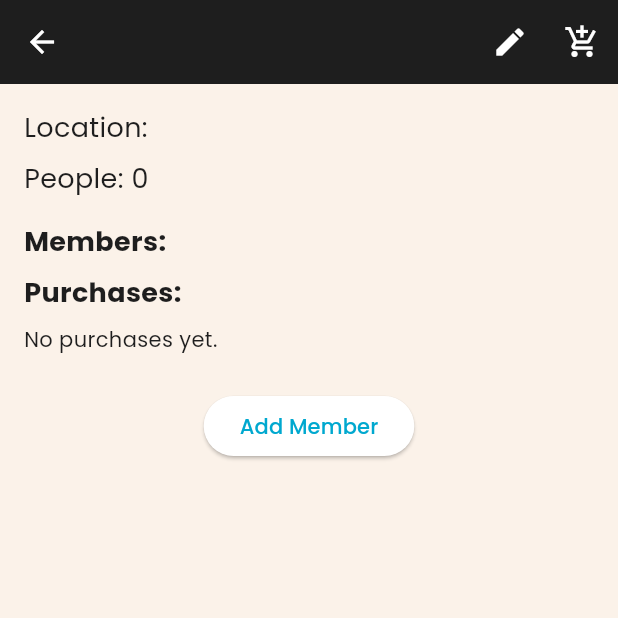
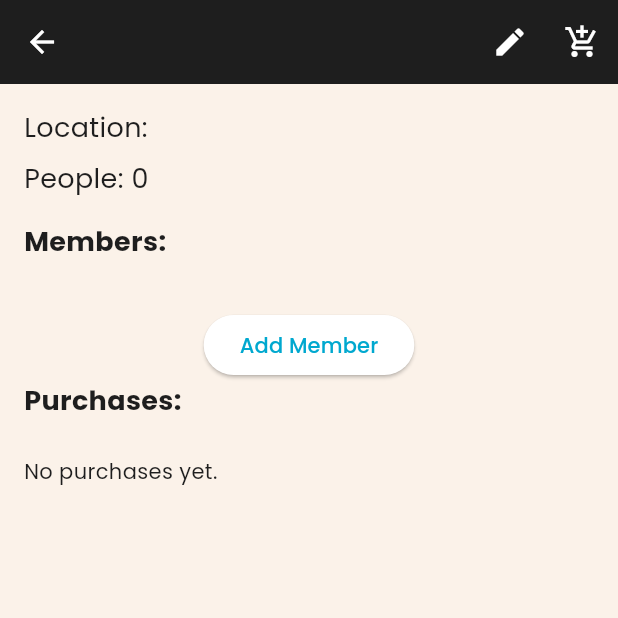
Before and after one commit to ethanisthin/Tally, a Flutter app: the GroupDetailsScreen screen opened directly with empty values, on a phone screen of 412 x 824 dp, the top half of it. Run offline on Flutter 3.47's test engine with Material 3 defaults, Android fonts, the phone set to English and light mode, and no system bars; our stand-ins replace cloud_firestore, firebase_auth, firebase_core; accounts and stored records are empty; statements that could not run were skipped.

Commit message:
feat: add member names display and improve group member management in GroupDetailsScreen

```diff
--- a/lib/screens/group_details_screen.dart
+++ b/lib/screens/group_details_screen.dart
@@ -166,10 +166,45 @@ class _GroupDetailsScreenState extends State<GroupDetailsScreen> {
             const SizedBox(height: 8),
 
 
+
+            const SizedBox(height: 16),
+            FutureBuilder<Map<String, String>>(
+              future: _getUserNames(group.members),
+              builder: (context, snapshot) {
+                if (!snapshot.hasData) {
+                  return const Center(child: CircularProgressIndicator());
+                }
+                final memberNames = snapshot.data!;
+                return ListView.builder(
+                  shrinkWrap: true,
+                  physics: const NeverScrollableScrollPhysics(),
+                  itemCount: group.members.length,
+                  itemBuilder: (context, index) {
+                    final memberId = group.members[index];
+                    final name = memberNames[memberId];
+                    return ListTile(
+                      title: Text(name ?? 'Loading...'),
+                    );
+                  },
+                );
+              },
+            ),
+            const SizedBox(height: 8),
+            Center(
+              child: ElevatedButton(
+                onPressed: () => _addMemberNameDialog(context),
+                child: const Text('Add Member'),
+              ),
+            ),
+
+
             const Text('Purchases:', style: TextStyle(fontSize: 18, fontWeight: FontWeight.bold)),
             const SizedBox(height: 8),
-            FutureBuilder<List<Map<String, dynamic>>>(
-            future: _firebaseService.getGroupPurchases(group.id),
+
+            const SizedBox(height: 16),
+
+            StreamBuilder<List<Map<String, dynamic>>>(
+            stream: _firebaseService.getGroupPurchasesStream(group.id),
             builder: (context, snapshot) {
               if (snapshot.connectionState == ConnectionState.waiting) {
                 return const Center(child: CircularProgressIndicator());
@@ -187,7 +222,9 @@ class _GroupDetailsScreenState extends State<GroupDetailsScreen> {
                   final payeeIds = List<String>.from(purchase['payees'] ?? []);
                   return FutureBuilder<Map<String, String>>(future: _getUserNames(payeeIds),
                   builder: (context, snapshot) {
-                    final payeeNames = snapshot.data?.values.join(', ') ?? payeeIds.join(', ');
+                    final payeeNames = snapshot.hasData
+                    ? snapshot.data!.values.join(', ')
+                    : List.filled(payeeIds.length, '...').join(', ');
                     return ListTile(
                           title: Text(purchase['name'] ?? 'Unnamed'),
                           subtitle: Text('Payees: $payeeNames'),
@@ -240,43 +277,13 @@ class _GroupDetailsScreenState extends State<GroupDetailsScreen> {
               );
             },
           ),
-            const SizedBox(height: 16),
-            FutureBuilder<Map<String, String>>(
-              future: _getUserNames(group.members),
-              builder: (context, snapshot) {
-                if (!snapshot.hasData) return const CircularProgressIndicator();
-                final memberNames = snapshot.data!;
-                return ListView.builder(
-                  shrinkWrap: true,
-                  physics: const NeverScrollableScrollPhysics(),
-                  itemCount: group.members.length,
-                  itemBuilder: (context, index) {
-                    final memberId = group.members[index];
-                    final name = memberNames[memberId] ?? memberId;
-                    return ListTile(
-                      title: Text(name),
-                      trailing: IconButton(
-                        icon: const Icon(Icons.remove_circle),
-                        onPressed: () async {
-                          await _firebaseService.removeUserFromGroup(group.id, memberId);
-                          setState(() {
-                            group.members.removeAt(index);
-                            group = group.copyWith(members: List.from(group.members));
-                          });
-                        },
-                      ),
-                    );
-                  },
-                );
-              },
-            ),
-            const SizedBox(height: 8),
-            Center(
-              child: ElevatedButton(
-                onPressed: () => _addMemberNameDialog(context),
-                child: const Text('Add Member'),
-              ),
-            ),
+
+
+
+
+
+
+
           ],
         ),
       ),
```
